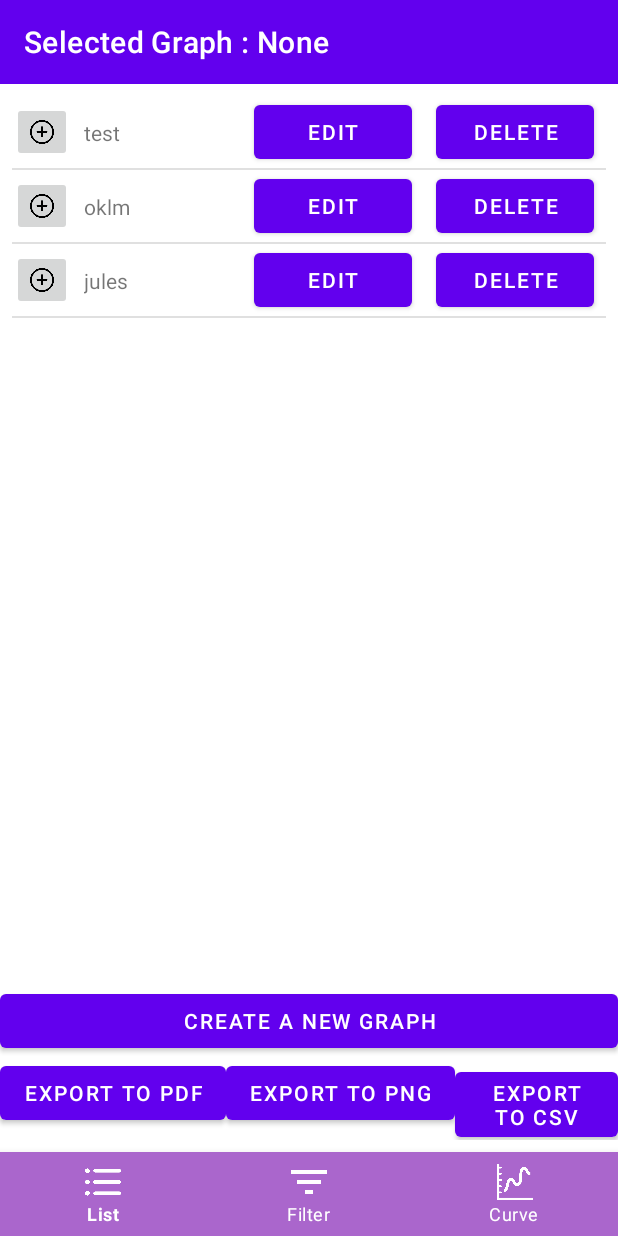
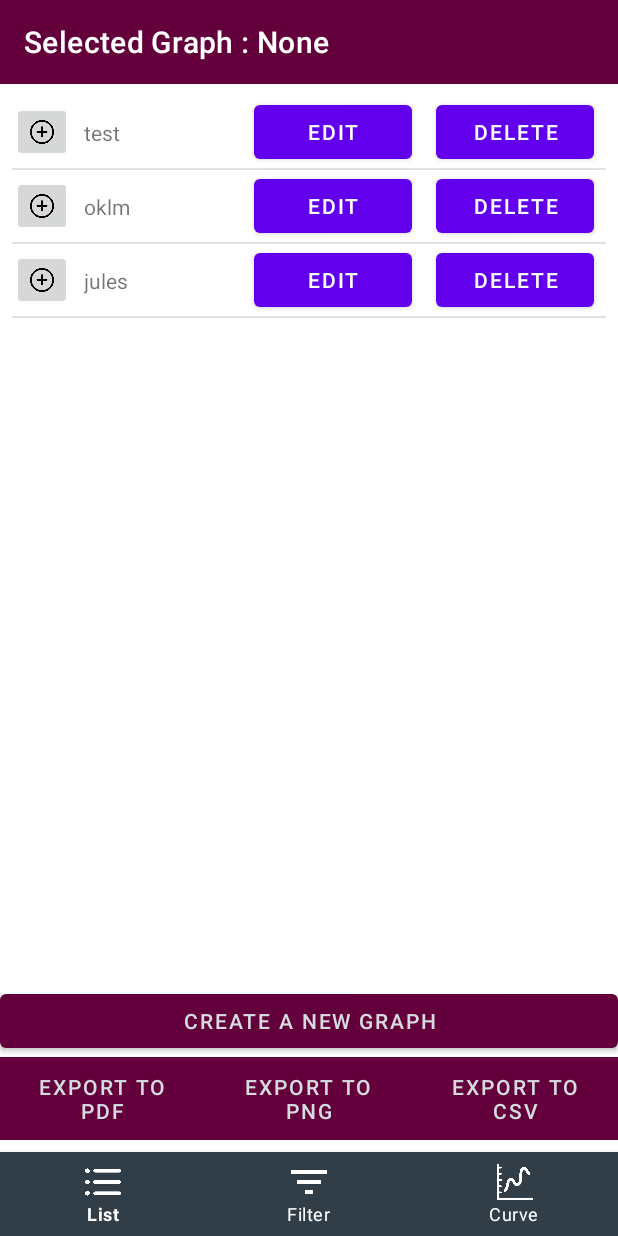
Before and after one commit to pioupiou-devs/DUT-S4-Projet_tutore, an Android app: the screen it shows after launch (SelectionActivity), on a phone screen of 412 x 824 dp. Run offline under Robolectric (Android 15) with nearby library versions, the phone set to English and light mode, and no system bars.

Commit message:
Minor - modification des couleurs, petits changements de l'UX, remplacement des String en dur par des variables dans strings.xml

```diff
--- a/app/src/main/res/layout/activity_curve.xml
+++ b/app/src/main/res/layout/activity_curve.xml
@@ -174,6 +174,8 @@
                         android:layout_width="wrap_content"
                         android:layout_height="wrap_content"
                         android:id="@+id/btnZoomAdd"
+                        app:backgroundTint="@color/prune"
+                        android:textColor="@color/light_gray"
                         tools:layout_editor_absoluteY="167dp"
                         tools:layout_editor_absoluteX="112dp" />
 
@@ -182,6 +184,8 @@
                         android:layout_width="wrap_content"
                         android:layout_height="wrap_content"
                         android:id="@+id/btnZoomLess"
+                        app:backgroundTint="@color/prune"
+                        android:textColor="@color/light_gray"
                         tools:layout_editor_absoluteY="167dp"
                         tools:layout_editor_absoluteX="112dp" />
 
@@ -197,7 +201,7 @@
             android:layout_height="wrap_content"
             android:layout_alignParentBottom="true"
             app:menu="@menu/menu_main"
-            app:itemBackground="@android:color/holo_purple"
+            app:itemBackground="@color/dark_gray"
             app:itemIconTint="@android:color/white"
             app:itemTextColor="@android:color/white"
             app:layout_constraintBottom_toBottomOf="parent"
--- a/app/src/main/res/layout/activity_selection.xml
+++ b/app/src/main/res/layout/activity_selection.xml
@@ -9,7 +9,7 @@
     <androidx.appcompat.widget.Toolbar
             android:layout_width="0dp"
             android:layout_height="wrap_content"
-            android:background="?attr/colorPrimary"
+            android:background="@color/prune"
             android:theme="?attr/actionBarTheme"
             android:minHeight="?attr/actionBarSize"
             android:id="@+id/toolbar"
@@ -52,31 +52,47 @@
                     android:text="@string/btnCreate"
                     android:layout_width="match_parent"
                     android:layout_height="match_parent"
+                    app:backgroundTint="@color/prune"
+                    android:textColor="@color/light_gray"
                     android:id="@+id/btnCreate" />
 
         </LinearLayout>
 
         <LinearLayout
                 android:layout_width="match_parent"
-                android:layout_height="match_parent">
+                android:layout_height="match_parent"
+                app:layout_constraintStart_toStartOf="@+id/btnCreate"
+                android:weightSum="3">
 
             <Button
                     android:text="@string/btnExportPDF"
                     android:layout_width="wrap_content"
                     android:layout_height="wrap_content"
+                    android:layout_weight="1"
+                    android:background="@color/prune"
+                    app:backgroundTint="@color/prune"
+                    android:textColor="@color/light_gray"
                     android:id="@+id/btnExportPDF" />
 
             <Button
                     android:text="@string/btnExportPNG"
                     android:layout_width="wrap_content"
                     android:layout_height="wrap_content"
+                    android:layout_weight="1"
+                    android:background="@color/prune"
+                    app:backgroundTint="@color/prune"
+                    android:textColor="@color/light_gray"
                     android:id="@+id/btnExportPNG" />
 
             <Button
-                    android:text="@string/btnExportCSV"
-                    android:layout_width="wrap_content"
-                    android:layout_height="wrap_content"
-                    android:id="@+id/btnExportCSV" />
+                android:id="@+id/btnExportCSV"
+                android:layout_width="wrap_content"
+                android:layout_height="wrap_content"
+                android:layout_weight="1"
+                android:background="@color/prune"
+                app:backgroundTint="@color/prune"
+                android:textColor="@color/light_gray"
+                android:text="@string/btnExportCSV" />
 
         </LinearLayout>
     </TableLayout>
@@ -87,7 +103,7 @@
             android:layout_height="wrap_content"
             android:layout_alignParentBottom="true"
             app:menu="@menu/menu_main"
-            app:itemBackground="@android:color/holo_purple"
+            app:itemBackground="@color/dark_gray"
             app:itemIconTint="@android:color/white"
             app:itemTextColor="@android:color/white"
             app:layout_constraintBottom_toBottomOf="parent"
--- a/app/src/main/res/values/colors.xml
+++ b/app/src/main/res/values/colors.xml
@@ -7,4 +7,9 @@
     <color name="teal_700">#FF018786</color>
     <color name="black">#FF000000</color>
     <color name="white">#FFFFFFFF</color>
+
+    <color name="prune">#63003C</color>
+    <color name="dark_gray">#313E48</color>
+    <color name="medium_gray">#7C8790</color>
+    <color name="light_gray">#D6DBDF</color>
 </resources>
```
Also changed, not shown: app/src/main/res/layout/activity_filter.xml (+15 -9 lines), app/src/main/res/values/strings.xml (+11 -0 lines).
